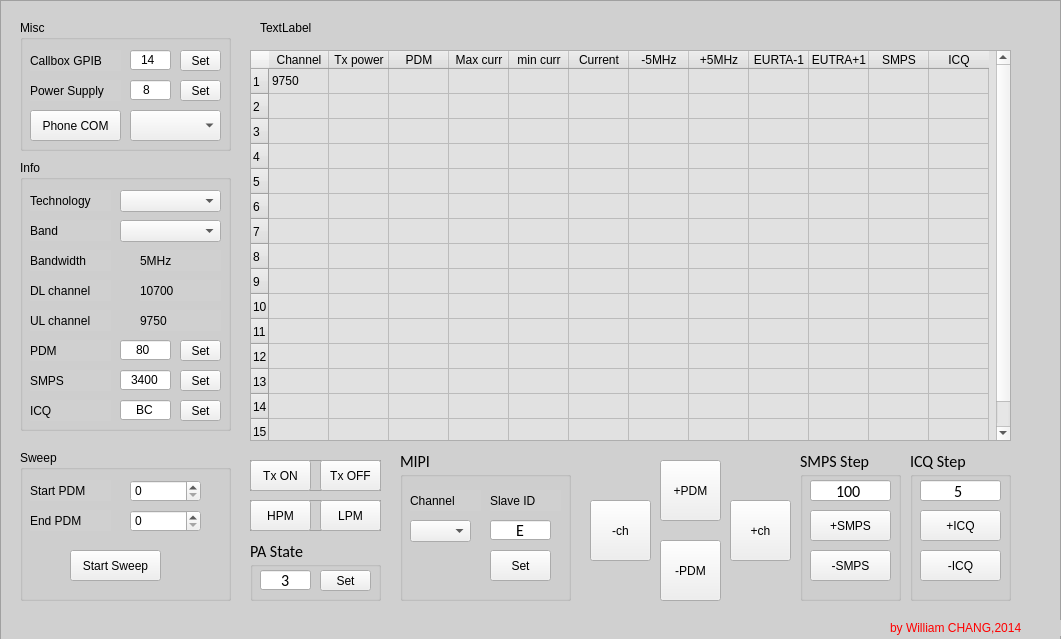
tmc9031/RF_Tuning_Tool, file mainGui2.ui: the form before one commit.
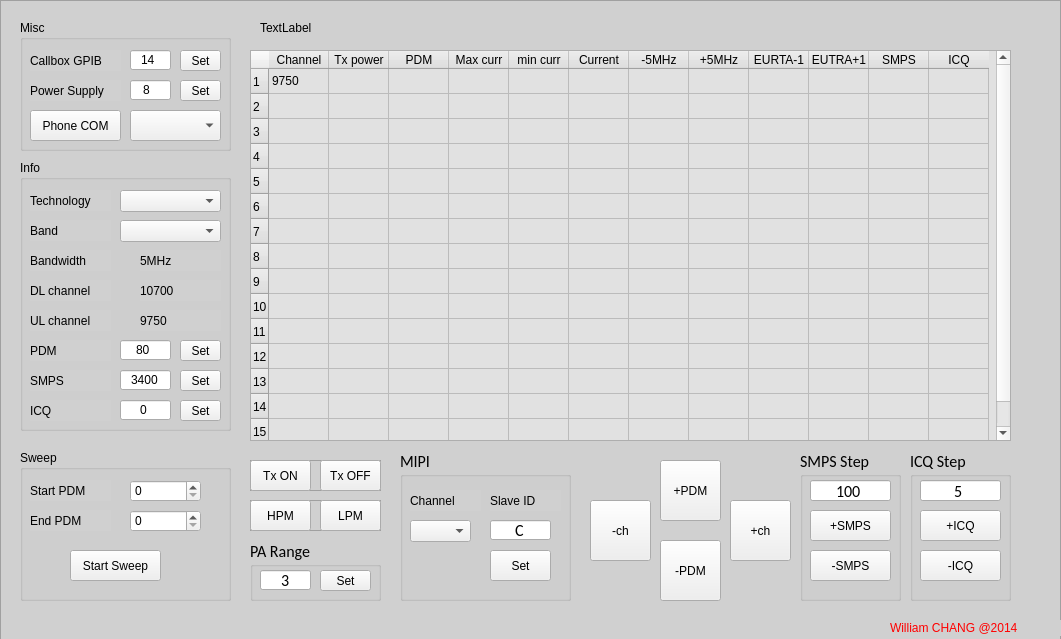
The form after the commit. Icons and pictures are not drawn.

Commit message: Modify qlePAState -> qlePARange btnSetPAState -> btnSetPARange

```diff
--- a/mainGui2.ui
+++ b/mainGui2.ui
@@ -322,7 +322,7 @@
       <string>hh; </string>
      </property>
      <property name="text">
-      <string>BC</string>
+      <string>0</string>
      </property>
      <property name="maxLength">
       <number>2</number>
@@ -1027,7 +1027,7 @@
      </font>
     </property>
     <property name="title">
-     <string>PA State</string>
+     <string>PA Range</string>
     </property>
     <widget class="QToolButton" name="btnSetPAState">
      <property name="geometry">
@@ -1181,7 +1181,7 @@
       <string>H; </string>
      </property>
      <property name="text">
-      <string>E</string>
+      <string>C</string>
      </property>
      <property name="maxLength">
       <number>1</number>
@@ -1240,7 +1240,7 @@
      <string notr="true">color: red</string>
     </property>
     <property name="text">
-     <string>by William CHANG,2014</string>
+     <string>William CHANG @2014</string>
     </property>
    </widget>
    <zorder>groupBoxInfo</zorder>
```
Left out of the diff: 24 changed lines with no effect on the pictures. The commit also changes 2 other files.
